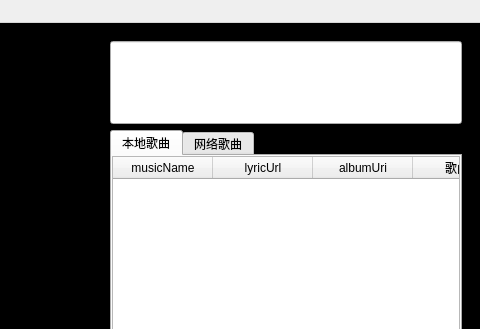
Before: the Qt Designer form qt-workspace/CloudMusic/mainwindow.ui in vito-o/embedded-base, drawn with Qt 5; both pictures show x 285 to 765 and y 0 to 329 of the 765 by 670 pixel window.
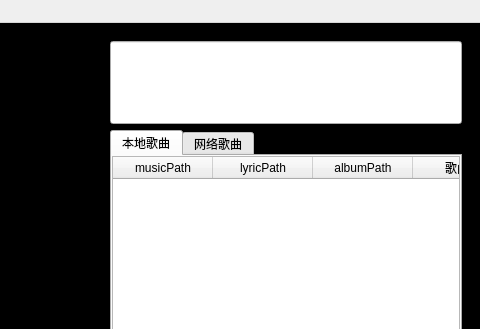
After: the same form once the commit is applied. The open tabs and pages were chosen to show the change. Icons and pictures are not drawn.

```diff
--- a/qt-workspace/CloudMusic/mainwindow.ui
+++ b/qt-workspace/CloudMusic/mainwindow.ui
@@ -494,17 +494,17 @@
              <widget class="QTableWidget" name="localMusicTable">
               <column>
                <property name="text">
-                <string>musicName</string>
+                <string>musicPath</string>
                </property>
               </column>
               <column>
                <property name="text">
-                <string>lyricUrl</string>
+                <string>lyricPath</string>
                </property>
               </column>
               <column>
                <property name="text">
-                <string>albumUri</string>
+                <string>albumPath</string>
                </property>
               </column>
               <column>
```
Left out of the diff: 11 changed lines with no effect on the pictures.
